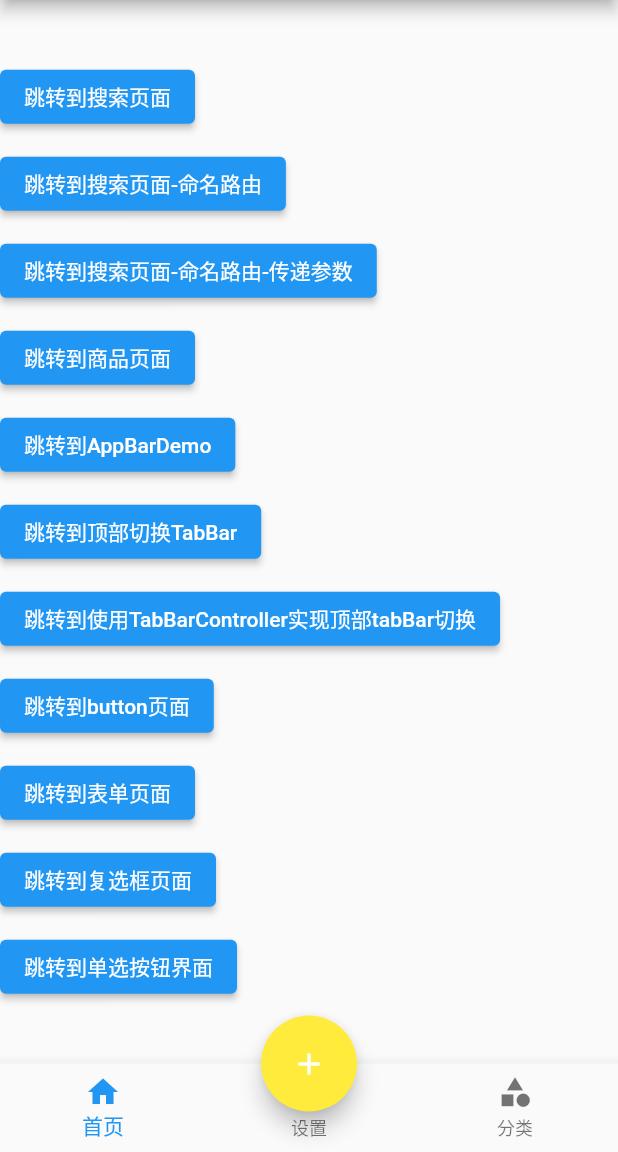
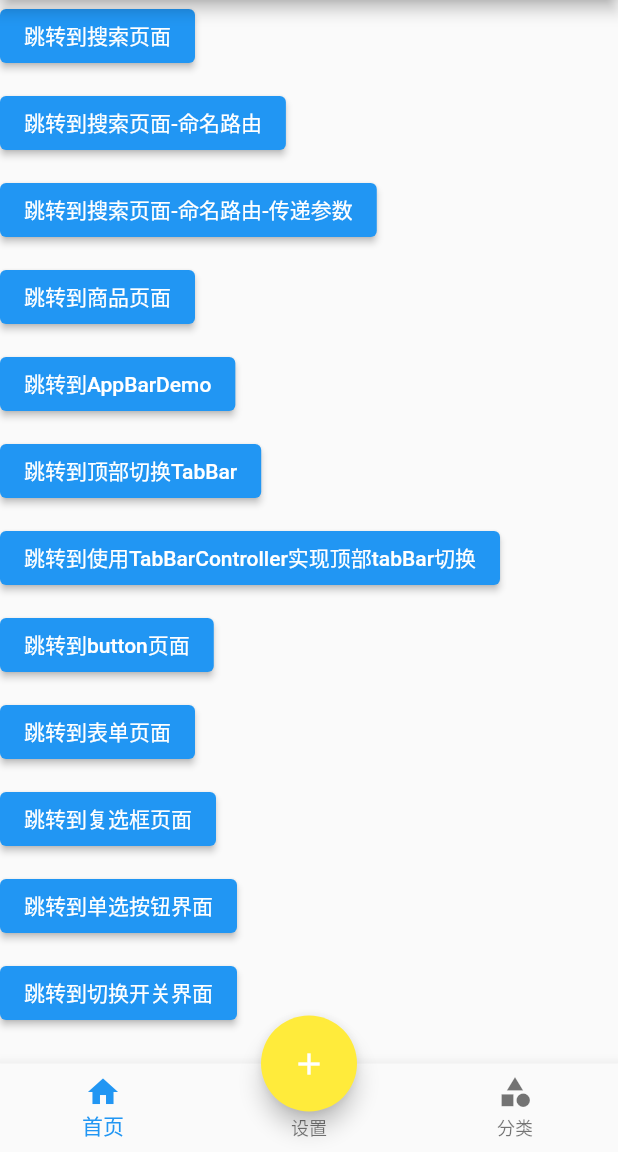
Before and after one commit to xiaoyaole3/flutter_learn, a Flutter app: the screen it shows after launch, on a phone screen of 412 x 824 dp, the part 84-1236 px from its top. Run offline on Flutter 3.47's test engine with Material 2 defaults, Android fonts, the phone set to English and light mode, and no system bars.

```diff
--- a/lib/pages/tabs/Home.dart
+++ b/lib/pages/tabs/Home.dart
@@ -6,7 +6,8 @@ class HomePage extends StatelessWidget {
 
   @override
   Widget build(BuildContext context) {
-    return  Column(
+    return  SingleChildScrollView( // 增加此组件支持上下滚动
+      child: Column(
         crossAxisAlignment: CrossAxisAlignment.start,
         mainAxisAlignment: MainAxisAlignment.center,
         children: [
@@ -103,7 +104,16 @@ class HomePage extends StatelessWidget {
               Navigator.pushNamed(context, '/radio',);
             },
           ),
+          SizedBox(height: 10,),
+          // 命名路由传值
+          ElevatedButton(
+            child: Text("跳转到切换开关界面"),
+            onPressed: () {
+              Navigator.pushNamed(context, '/switch',);
+            },
+          ),
         ],
+      ),
     );
   }
 }
--- a/lib/routes/Routes.dart
+++ b/lib/routes/Routes.dart
@@ -22,6 +22,7 @@ import '../pages/Button.dart';
 import '../pages/TextField.dart';
 import '../pages/CheckBox.dart';
 import '../pages/Radio.dart';
+import '../pages/Switch.dart';
 
 final routes={
   '/':(context, {arguments})=>Tabs(),
@@ -41,6 +42,7 @@ final routes={
   '/textField': (context, {arguments})=>TextFieldPage(),
   '/checkBox': (context, {arguments})=>CheckBoxPage(),
   '/radio': (context, {arguments})=>RadioPage(),
+  '/switch': (context, {arguments})=>SwitchPage(),
 };
 
 // 这里是声明了一个函数
```
Also changed, not shown: lib/pages/Switch.dart (added, +43 -0 lines). Lines whose indentation alone changed are shown as unchanged.
